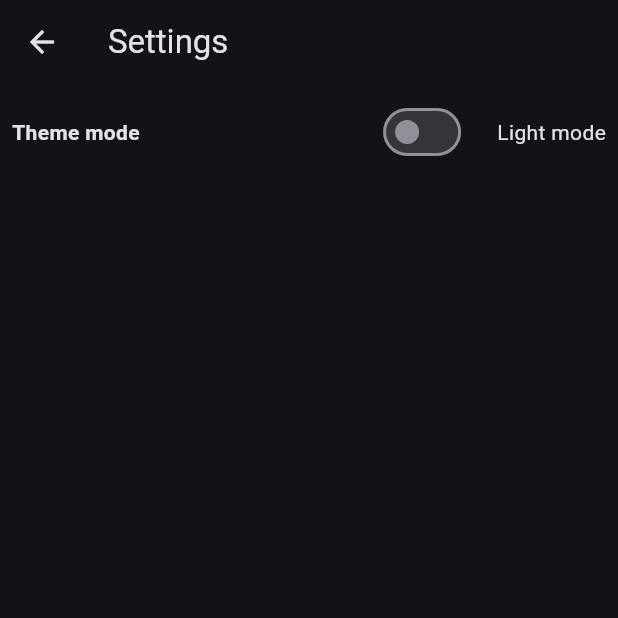
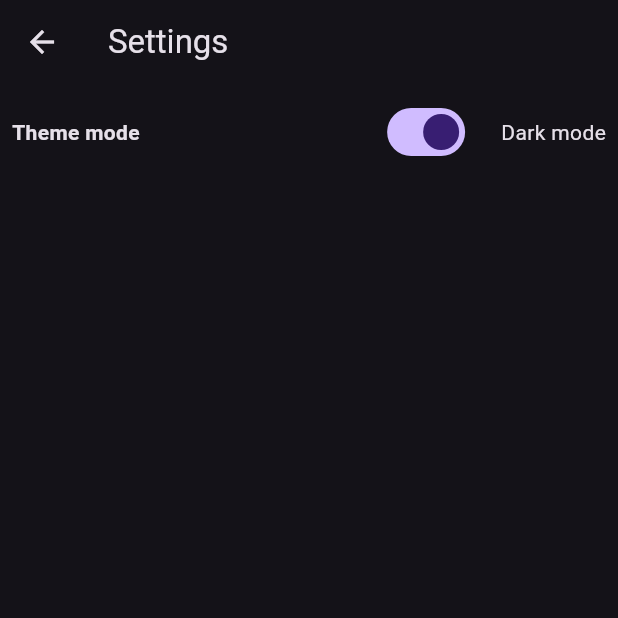
Before and after one commit to ogunbor/funfacts_flutter, a Flutter app: the SettingsScreen screen opened directly, on a phone screen of 412 x 824 dp, the top half of it. Run offline on Flutter 3.47's test engine with Material 3 defaults, Android fonts, the phone set to English and light mode, and no system bars; our stand-ins replace dio; network calls fail.

Commit message:
Implement light and dark mode: updating global state

```diff
--- a/lib/providers/themeProvider.dart
+++ b/lib/providers/themeProvider.dart
@@ -2,4 +2,9 @@ import 'package:flutter/material.dart';
 
 class ThemeProvider extends ChangeNotifier {
   bool isDarkModeChecked = true;
+
+  void updateMode({required bool darkMode}) {
+    isDarkModeChecked = darkMode;
+    notifyListeners();
+  }
 }
--- a/lib/widgets/themeSwitcher.dart
+++ b/lib/widgets/themeSwitcher.dart
@@ -1,4 +1,6 @@
 import 'package:flutter/material.dart';
+import 'package:funfacts/providers/themeProvider.dart';
+import 'package:provider/provider.dart';
 
 class ThemeSwitcher extends StatefulWidget {
   const ThemeSwitcher({super.key});
@@ -8,10 +10,10 @@ class ThemeSwitcher extends StatefulWidget {
 }
 
 class _ThemeSwitcherState extends State<ThemeSwitcher> {
-  bool isChecked = false;
-
   @override
   Widget build(BuildContext context) {
+    var themeProvider = Provider.of<ThemeProvider>(context);
+
     return Padding(
       padding: const EdgeInsets.all(8.0),
       child: Row(
@@ -24,13 +26,13 @@ class _ThemeSwitcherState extends State<ThemeSwitcher> {
           Row(
             children: [
               Switch(
-                  value: isChecked,
+                  value: themeProvider.isDarkModeChecked,
                   onChanged: (value) {
-                    isChecked = value;
-                    setState(() {});
+                    themeProvider.updateMode(darkMode: value);
                   }),
               SizedBox(width: 20),
-              Text(isChecked ? "Dark mode" : "Light mode"),
+              Text(
+                  themeProvider.isDarkModeChecked ? "Dark mode" : "Light mode"),
             ],
           )
         ],
```
